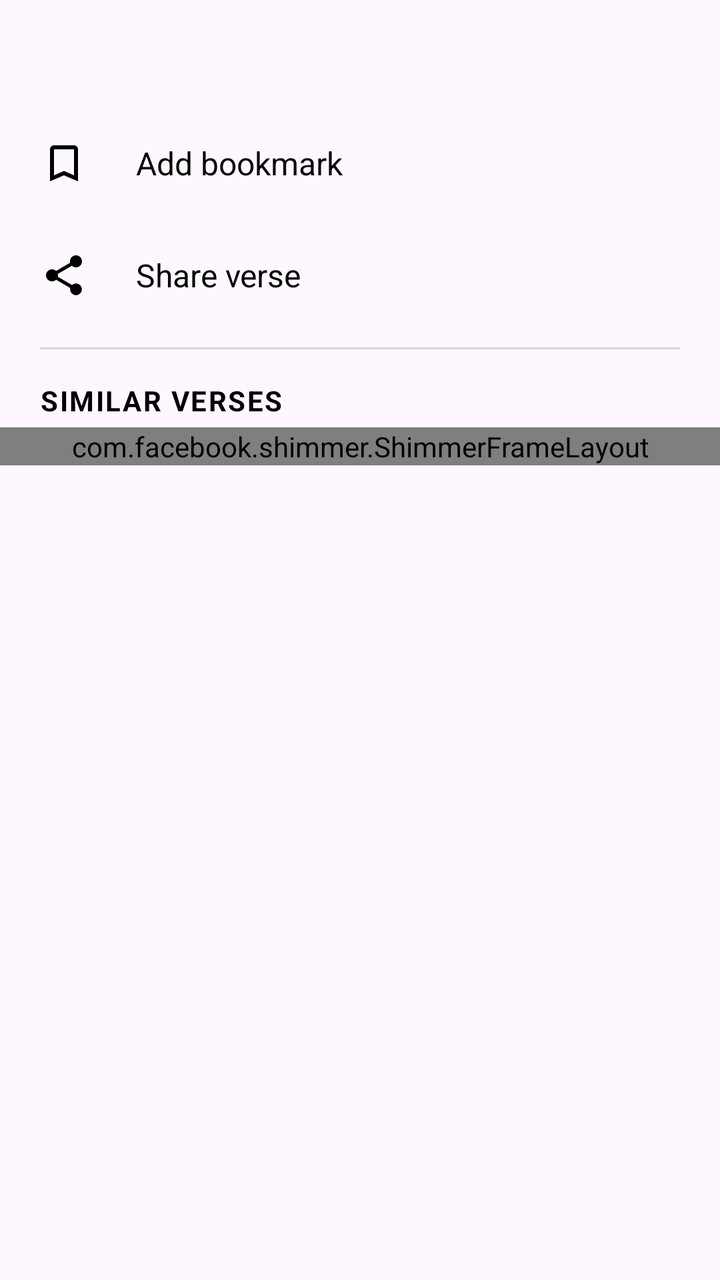
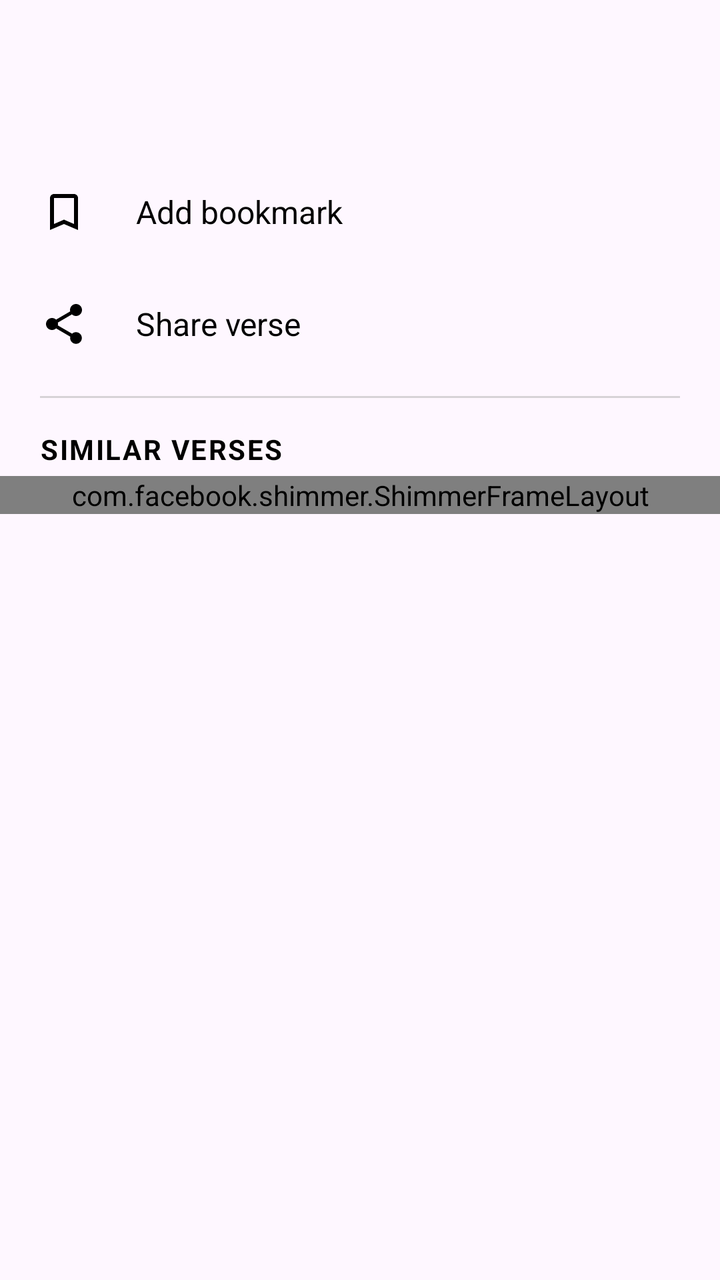

Screens rendered from an Android XML layout before and after an edit, with the pre-edit source and the edit as a unified diff.
<!-- AndroidManifest.xml: application theme Theme.VerseApp -->
<!-- res/layout/bottom_sheet_verse_actions.xml -->
<?xml version="1.0" encoding="utf-8"?>
<androidx.core.widget.NestedScrollView xmlns:android="http://schemas.android.com/apk/res/android"
    xmlns:app="http://schemas.android.com/apk/res-auto"
    android:layout_width="match_parent"
    android:layout_height="wrap_content">

    <LinearLayout
        android:layout_width="match_parent"
        android:layout_height="wrap_content"
        android:orientation="vertical"
        android:paddingTop="8dp"
        android:paddingBottom="24dp">

        <TextView
            android:id="@+id/verse_actions_title"
            android:layout_width="match_parent"
            android:layout_height="wrap_content"
            android:paddingHorizontal="20dp"
            android:paddingVertical="12dp"
            android:textSize="16sp"
            android:textStyle="bold"
            android:textColor="?attr/colorOnSurface" />

        <LinearLayout
            android:id="@+id/action_bookmark"
            android:layout_width="match_parent"
            android:layout_height="wrap_content"
            android:orientation="horizontal"
            android:gravity="center_vertical"
            android:clickable="true"
            android:focusable="true"
            android:background="?attr/selectableItemBackground"
            android:paddingHorizontal="20dp"
            android:paddingVertical="16dp">

            <ImageView
                android:id="@+id/bookmark_icon"
                android:layout_width="24dp"
                android:layout_height="24dp"
                android:layout_marginEnd="24dp"
                android:tint="?attr/colorOnSurface"
                android:src="@drawable/bookmark_border_48" />

            <TextView
                android:id="@+id/bookmark_label"
                android:layout_width="wrap_content"
                android:layout_height="wrap_content"
                android:textSize="16sp"
                android:textColor="?attr/colorOnSurface"
                android:text="Add bookmark" />
        </LinearLayout>

        <LinearLayout
            android:id="@+id/action_share"
            android:layout_width="match_parent"
            android:layout_height="wrap_content"
            android:orientation="horizontal"
            android:gravity="center_vertical"
            android:clickable="true"
            android:focusable="true"
            android:background="?attr/selectableItemBackground"
            android:paddingHorizontal="20dp"
            android:paddingVertical="16dp">

            <ImageView
                android:layout_width="24dp"
                android:layout_height="24dp"
                android:layout_marginEnd="24dp"
                android:tint="?attr/colorOnSurface"
                android:src="@drawable/baseline_share_24" />

            <TextView
                android:layout_width="wrap_content"
                android:layout_height="wrap_content"
                android:textSize="16sp"
                android:textColor="?attr/colorOnSurface"
                android:text="Share verse" />
        </LinearLayout>

        <View
            android:layout_width="match_parent"
            android:layout_height="1dp"
            android:layout_marginHorizontal="20dp"
            android:layout_marginTop="8dp"
            android:layout_marginBottom="4dp"
            android:alpha="0.4"
            android:background="?attr/colorOutline" />

        <TextView
            android:id="@+id/similar_verses_header"
            android:layout_width="match_parent"
            android:layout_height="wrap_content"
            android:paddingHorizontal="20dp"
            android:paddingTop="12dp"
            android:paddingBottom="4dp"
            android:text="Similar verses"
            android:textSize="14sp"
            android:textStyle="bold"
            android:textAllCaps="true"
            android:letterSpacing="0.06"
            android:textColor="?attr/colorOnSurface" />

        <FrameLayout
            android:layout_width="match_parent"
            android:layout_height="wrap_content">

            
            <com.facebook.shimmer.ShimmerFrameLayout
                android:id="@+id/shimmer_similar"
                android:layout_width="match_parent"
                android:layout_height="wrap_content"
                app:shimmer_duration="1100"
                app:shimmer_base_alpha="0.35"
                app:shimmer_highlight_alpha="0.9">

                <LinearLayout
                    android:layout_width="match_parent"
                    android:layout_height="wrap_content"
                    android:orientation="vertical">

                    <include layout="@layout/skeleton_similar_verse" />
                    <include layout="@layout/skeleton_similar_verse" />
                    <include layout="@layout/skeleton_similar_verse" />
                </LinearLayout>
            </com.facebook.shimmer.ShimmerFrameLayout>

            
            <LinearLayout
                android:id="@+id/similar_verses_container"
                android:layout_width="match_parent"
                android:layout_height="wrap_content"
                android:orientation="vertical"
                android:alpha="0" />
        </FrameLayout>

    </LinearLayout>
</androidx.core.widget.NestedScrollView>
<!-- res/layout/skeleton_similar_verse.xml (included above) -->
<?xml version="1.0" encoding="utf-8"?>
<LinearLayout xmlns:android="http://schemas.android.com/apk/res/android"
    android:layout_width="match_parent"
    android:layout_height="wrap_content"
    android:orientation="vertical"
    android:paddingHorizontal="20dp"
    android:paddingVertical="12dp">

    <View
        android:layout_width="110dp"
        android:layout_height="13dp"
        android:layout_marginBottom="10dp"
        android:background="@drawable/skeleton_line" />

    <View
        android:layout_width="match_parent"
        android:layout_height="11dp"
        android:layout_marginBottom="7dp"
        android:background="@drawable/skeleton_line" />

    <View
        android:layout_width="match_parent"
        android:layout_height="11dp"
        android:layout_marginBottom="7dp"
        android:background="@drawable/skeleton_line" />

    <View
        android:layout_width="220dp"
        android:layout_height="11dp"
        android:background="@drawable/skeleton_line" />
</LinearLayout>
<!-- resources referenced by this layout -->
<resources>
  <!-- drawable baseline_share_24 (drawable) -->
  <vector xmlns:android="http://schemas.android.com/apk/res/android" android:height="24dp" android:tint="#000000" android:viewportHeight="24" android:viewportWidth="24" android:width="24dp">
        
      <path android:fillColor="@android:color/white" android:pathData="M18,16.08c-0.76,0 -1.44,0.3 -1.96,0.77L8.91,12.7c0.05,-0.23 0.09,-0.46 0.09,-0.7s-0.04,-0.47 -0.09,-0.7l7.05,-4.11c0.54,0.5 1.25,0.81 2.04,0.81 1.66,0 3,-1.34 3,-3s-1.34,-3 -3,-3 -3,1.34 -3,3c0,0.24 0.04,0.47 0.09,0.7L8.04,9.81C7.5,9.31 6.79,9 6,9c-1.66,0 -3,1.34 -3,3s1.34,3 3,3c0.79,0 1.5,-0.31 2.04,-0.81l7.12,4.16c-0.05,0.21 -0.08,0.43 -0.08,0.65 0,1.61 1.31,2.92 2.92,2.92 1.61,0 2.92,-1.31 2.92,-2.92s-1.31,-2.92 -2.92,-2.92z"/>
      
  </vector>
  <!-- drawable bookmark_border_48 (drawable) -->
  <vector xmlns:android="http://schemas.android.com/apk/res/android"
      android:width="48dp"
      android:height="48dp"
      android:viewportWidth="24"
      android:viewportHeight="24"
      android:tint="?attr/colorControlNormal">
    <path
        android:fillColor="@android:color/white"
        android:pathData="M17,3L7,3c-1.1,0 -1.99,0.9 -1.99,2L5,21l7,-3 7,3L19,5c0,-1.1 -0.9,-2 -2,-2zM17,18l-5,-2.18L7,18L7,5h10v13z"/>
  </vector>
  <!-- drawable skeleton_line (drawable) -->
  <shape xmlns:android="http://schemas.android.com/apk/res/android"
  	android:shape="rectangle">
  	<solid android:color="?attr/colorSurfaceVariant" />
  	<corners android:radius="4dp" />
  </shape>
  <style name="Theme.VerseApp" parent="Theme.Material3.DayNight.NoActionBar">
  
          
          <item name="colorPrimary">@color/app_surface</item>
          <item name="colorOnPrimary">@color/app_on_surface</item>
          <item name="colorPrimaryContainer">@color/green_700_primary</item>
          <item name="colorOnPrimaryContainer">@color/black</item>
          
          <item name="colorSurface">@color/app_surface</item>
          <item name="colorOnSurface">@color/app_on_surface</item>
          
          <item name="colorSurfaceVariant">#EAEAEA</item>
          <item name="colorOutline">#9E9E9E</item>
  
          
          <item name="android:statusBarColor">@android:color/transparent</item>
          <item name="android:navigationBarColor">@android:color/transparent</item>
          
          <item name="statusBarForeground">@null</item>
          
  
          <item name="android:windowLightNavigationBar">?attr/isLightTheme</item>
          
  
          <item name="android:windowLightStatusBar">true</item>
  
  
  
  
  
          
          <item name="windowNoTitle">true</item>
          <item name="windowActionBar">false</item>
  
      </style>
  <color name="app_surface">#FFFFFF</color>
  <color name="app_on_surface">#000000</color>
  <color name="green_700_primary">#388e3c</color>
  <color name="black">#FF000000</color>
</resources>

<!-- the commit's change to res/layout/bottom_sheet_verse_actions.xml (unified diff, before → after) -->
@@ -16,9 +16,21 @@
             android:layout_width="match_parent"
             android:layout_height="wrap_content"
             android:paddingHorizontal="20dp"
-            android:paddingVertical="12dp"
+            android:paddingTop="12dp"
+            android:paddingBottom="4dp"
             android:textSize="16sp"
             android:textStyle="bold"
+            android:textColor="?attr/colorOnSurface" />
+
+        
+        <TextView
+            android:id="@+id/verse_actions_text"
+            android:layout_width="match_parent"
+            android:layout_height="wrap_content"
+            android:paddingHorizontal="20dp"
+            android:paddingBottom="12dp"
+            android:textSize="15sp"
+            android:lineSpacingMultiplier="1.15"
             android:textColor="?attr/colorOnSurface" />
 
         <LinearLayout
